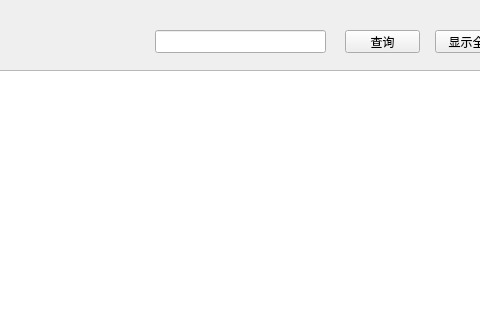
Before: the Qt Designer form CarTable.ui in yao901213/GuardCoop, drawn with Qt 5; both pictures show x 125 to 605 and y 0 to 320 of the 733 by 477 pixel window.
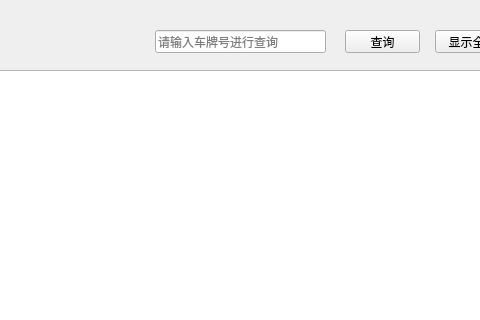
After: the same form once the commit is applied.

Diff of the .ui file:
```diff
--- a/CarTable.ui
+++ b/CarTable.ui
@@ -133,6 +133,9 @@
      <height>23</height>
     </rect>
    </property>
+   <property name="placeholderText">
+    <string>请输入车牌号进行查询</string>
+   </property>
   </widget>
  </widget>
  <tabstops>
```
Left out of the diff: 5 changed lines with no effect on the pictures.
